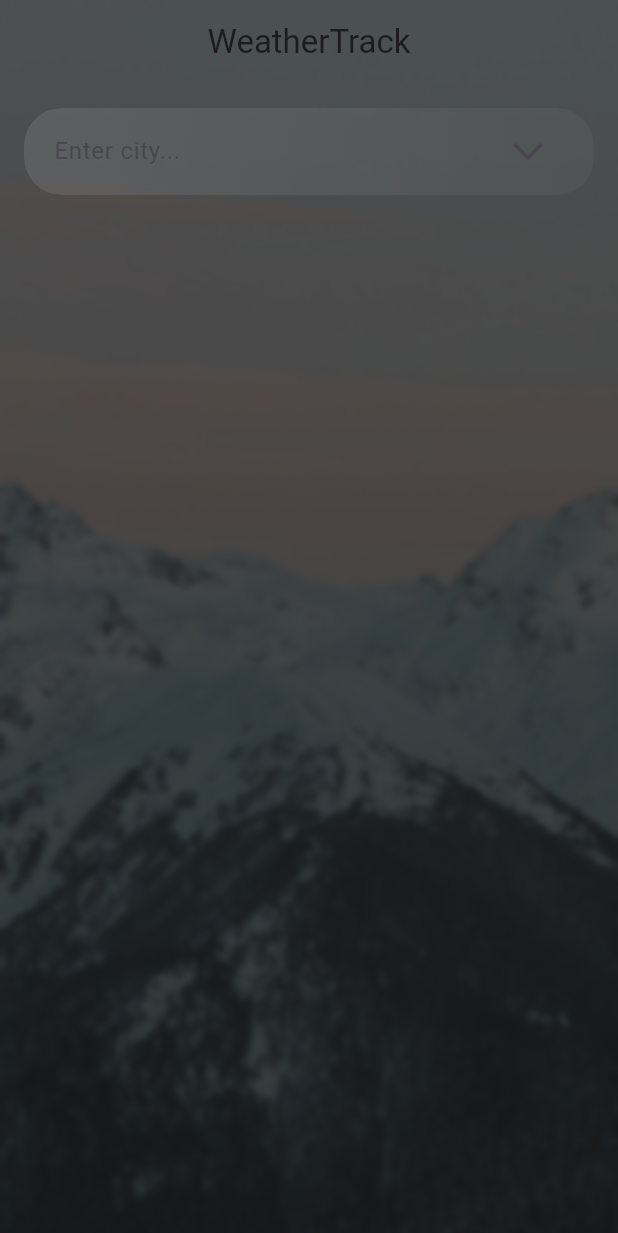
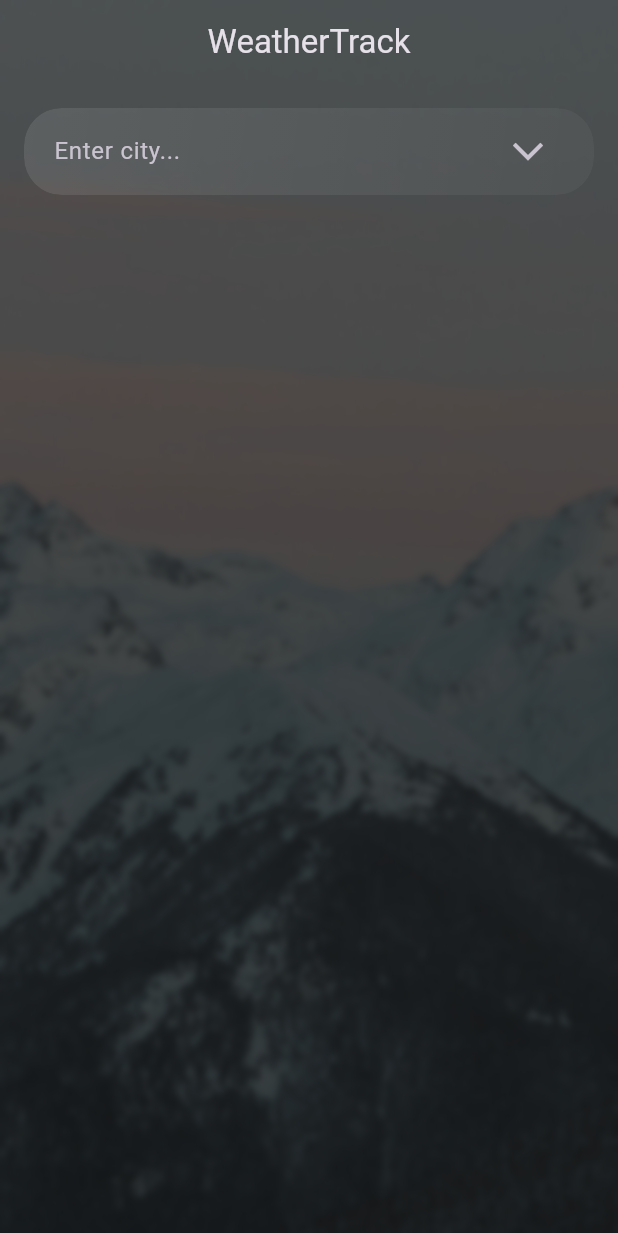
Before and after one commit to yevheniy-hliebov/WeatherTrack-mobile, a Flutter app: the screen it shows after launch, on a phone screen of 412 x 824 dp. Shown: the top 1233 px of the screen. Run offline on Flutter 3.47's test engine with Material 3 defaults, Android fonts, the phone set to English and light mode, and no system bars; our stand-ins replace flutter_dotenv; statements that could not run were skipped.

Commit message:
update theme, set default color for all text

```diff
--- a/lib/app.dart
+++ b/lib/app.dart
@@ -1,5 +1,5 @@
 import 'package:flutter/material.dart';
-import 'package:weather_track/styles/theme_style.dart';
+import 'package:weather_track/utils/theme/theme_style.dart';
 import 'package:weather_track/widgets/home_page.dart';
 
 class App extends StatelessWidget {
@@ -11,7 +11,7 @@ class App extends StatelessWidget {
   Widget build(BuildContext context) {
     return MaterialApp(
       title: 'WeatherTrack',
-      theme: ThemeStyle.getTheme(),
+      theme: ThemeStyle.defaultTheme,
       home: const HomePage(),
     );
   }
--- a/lib/styles/app_text_styles.dart
+++ /dev/null
@@ -1,32 +0,0 @@
-import 'package:flutter/material.dart';
-import 'package:weather_track/config/app_colors.dart';
-
-class AppTextStyles {
-  static TextStyle get appTitle {
-    return const TextStyle(
-      color: AppColors.textColor,
-      fontSize: 22,
-      height: 1.5,
-    );
-  }
-
-  static TextStyle get searchTextHint {
-    return TextStyle(
-      color: AppColors.textColor.withOpacity(0.6),
-      fontWeight: FontWeight.w400,
-      fontSize: 16,
-      height: 2,
-    );
-  }
-
-  static TextStyle get searchText {
-    return const TextStyle(
-      color: AppColors.textColor,
-      fontWeight: FontWeight.w400,
-      fontSize: 16,
-      height: 2,
-      decoration: TextDecoration.none,
-      decorationThickness: 0,
-    );
-  }
-}
--- a/lib/styles/theme_style.dart
+++ /dev/null
@@ -1,14 +0,0 @@
-import 'package:flutter/material.dart';
-import 'package:weather_track/config/app_colors.dart';
-
-class ThemeStyle {
-  static ThemeData getTheme() {
-    return ThemeData(
-      scaffoldBackgroundColor: AppColors.scaffoldBackgroundColor,
-      colorScheme: ColorScheme.fromSeed(
-        seedColor: const Color.fromARGB(255, 84, 76, 97),
-      ),
-      useMaterial3: true,
-    );
-  }
-}
--- /dev/null
+++ b/lib/utils/theme/theme_style.dart
@@ -0,0 +1,25 @@
+import 'package:flutter/material.dart';
+import 'package:weather_track/utils/constants/constants.dart';
+
+class ThemeStyle {
+  ThemeStyle._();
+
+  static ThemeData defaultTheme = ThemeData(
+    useMaterial3: true,
+    brightness: Brightness.dark,
+    scaffoldBackgroundColor: AppColors.scaffoldBackgroundColor,
+    primaryColor: AppColors.primary,
+    textTheme: TextTheme(
+      titleLarge: const TextStyle().copyWith(color: AppColors.text),
+      headlineMedium: const TextStyle().copyWith(color: AppColors.text),
+      displayLarge: const TextStyle().copyWith(
+        color: AppColors.text,
+        fontSize: Sizes.displayLargeSize,
+        fontWeight: FontWeight.w800,
+      ),
+      bodyLarge: const TextStyle().copyWith(color: AppColors.text, height: 2),
+      labelLarge: const TextStyle().copyWith(color: AppColors.text),
+      labelMedium: const TextStyle().copyWith(color: AppColors.text),
+    ),
+  );
+}
```
